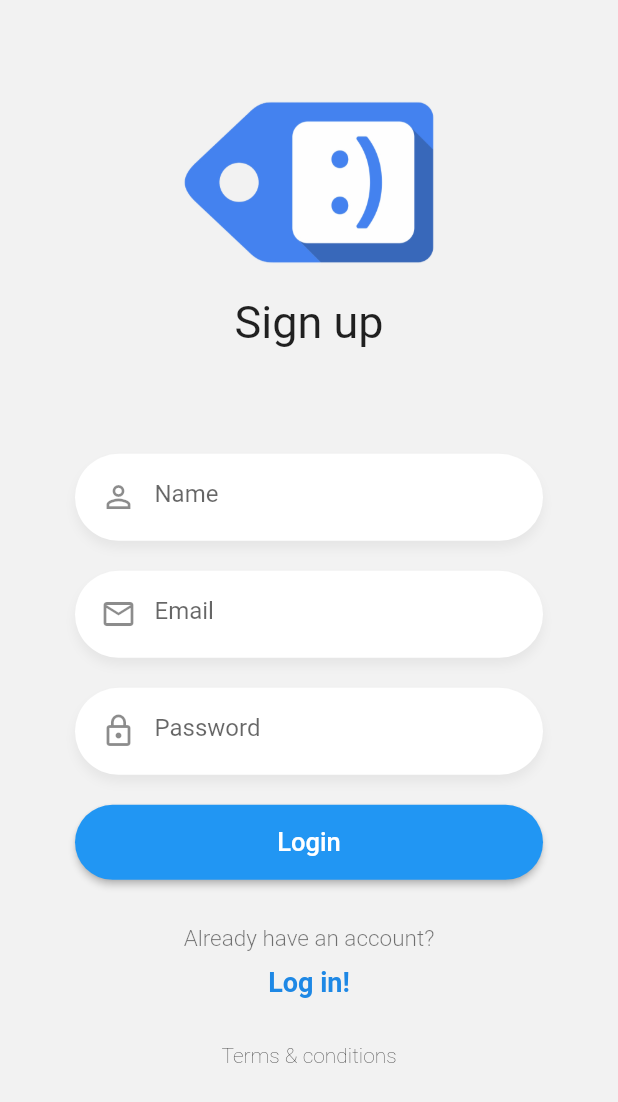
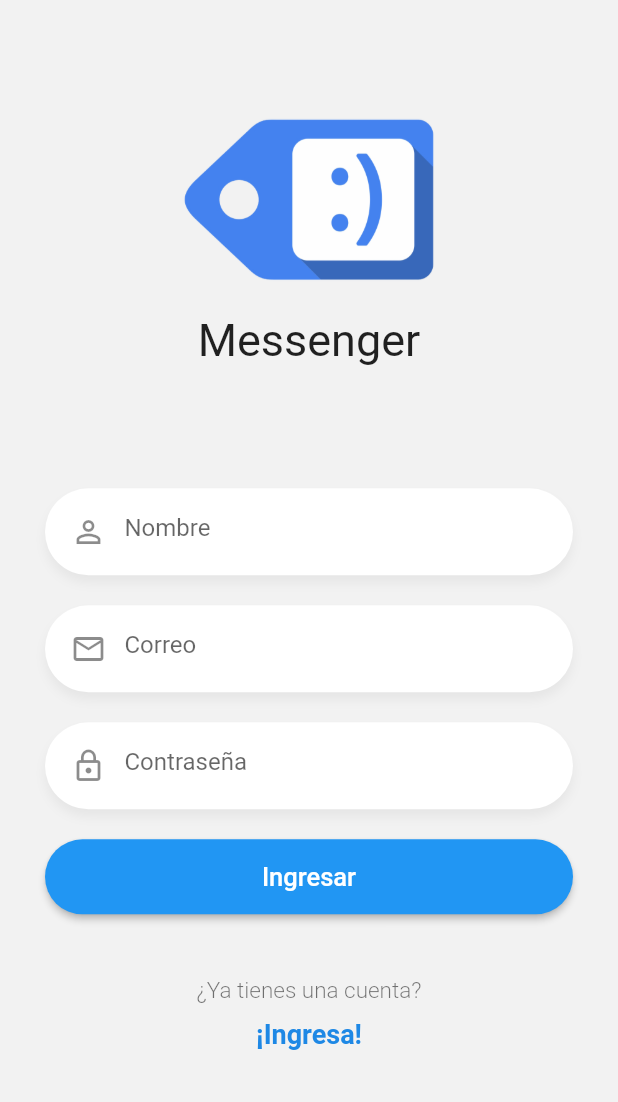
Before and after one commit to JCamiloo/flutter-chat, a Flutter app: the RegisterScreen screen opened by its route, on a phone screen of 412 x 824 dp. Shown: the top 1102 px of the screen. Run offline on Flutter 3.47's test engine with Material 2 defaults, Android fonts, the phone set to English and light mode, and no system bars; our stand-ins replace flutter_secure_storage, pull_to_refresh; accounts and stored records are empty.

Commit message:
feat(register) text adjustment and registering user

```diff
--- a/lib/screens/login_screen.dart
+++ b/lib/screens/login_screen.dart
@@ -1,4 +1,3 @@
-import 'package:chat/helpers/alert.dart';
 import 'package:flutter/material.dart';
 import 'package:provider/provider.dart';
 import 'package:chat/widgets/logo.dart';
@@ -7,6 +6,7 @@ import 'package:chat/widgets/labels.dart';
 import 'package:chat/widgets/button.dart';
 import 'package:chat/widgets/spinner.dart';
 import 'package:chat/services/auth_service.dart';
+import 'package:chat/helpers/alert.dart';
 
 class LoginScreen extends StatelessWidget {
 
@@ -25,15 +25,14 @@ class LoginScreen extends StatelessWidget {
                 Logo(title: 'Messenger'),
                 _Form(),
                 Labels(
-                  title: 'Create one!',
-                  subtitle: 'Don\'t have an account yet?',
+                  title: '¡Crea una!',
+                  subtitle: '¿Aún no tienes una cuenta?',
                   route: 'register'
-                ),
-                Text('Terms & conditions', style: TextStyle(fontWeight: FontWeight.w200))
-              ],
-            ),
-          ),
-        ),
+                )
+              ]
+            )
+          )
+        )
       )
     );
   }
@@ -56,18 +55,18 @@ class __FormState extends State<_Form> {
 
     return Container(
       margin: EdgeInsets.only(top: 40),
-      padding: EdgeInsets.symmetric(horizontal: 50),
+      padding: EdgeInsets.symmetric(horizontal: 30),
       child: Column(
         children: [
           Input(
             icon: Icons.mail_outline,
-            placeholder: 'Email',
+            placeholder: 'Correo',
             keyboardType: TextInputType.emailAddress,
             textController: emailCtrl,
           ),
           Input(
             icon: Icons.lock_outline,
-            placeholder: 'Password',
+            placeholder: 'Contraseña',
             keyboardType: TextInputType.emailAddress,
             textController: passCtrl,
             isPassword: true,
@@ -75,10 +74,11 @@ class __FormState extends State<_Form> {
           authService.isAuthenticating ?
           Spinner() :
           Button(
-            text: 'Login',
+            text: 'Ingresar',
             onPressed: () async {
               FocusScope.of(context).unfocus();
               final response = await authService.login(emailCtrl.text.trim(), passCtrl.text.trim());
+
               if (response.success) {
                 Navigator.pushReplacementNamed(context, 'users');
               } else {
--- a/lib/screens/register_screen.dart
+++ b/lib/screens/register_screen.dart
@@ -1,8 +1,12 @@
 import 'package:flutter/material.dart';
+import 'package:provider/provider.dart';
 import 'package:chat/widgets/logo.dart';
 import 'package:chat/widgets/input.dart';
 import 'package:chat/widgets/labels.dart';
 import 'package:chat/widgets/button.dart';
+import 'package:chat/widgets/spinner.dart';
+import 'package:chat/helpers/alert.dart';
+import 'package:chat/services/auth_service.dart';
 
 class RegisterScreen extends StatelessWidget {
 
@@ -18,18 +22,17 @@ class RegisterScreen extends StatelessWidget {
             child: Column(
               mainAxisAlignment: MainAxisAlignment.spaceEvenly,
               children: [
-                Logo(title: 'Sign up'),
+                Logo(title: 'Messenger'),
                 _Form(),
                 Labels(
-                  title: 'Log in!',
-                  subtitle: 'Already have an account?',
+                  title: '¡Ingresa!',
+                  subtitle: '¿Ya tienes una cuenta?',
                   route: 'login'
-                ),
-                Text('Terms & conditions', style: TextStyle(fontWeight: FontWeight.w200))
-              ],
-            ),
-          ),
-        ),
+                )
+              ]
+            )
+          )
+        )
       )
     );
   }
@@ -49,35 +52,49 @@ class __FormState extends State<_Form> {
 
   @override
   Widget build(BuildContext context) {
+    final authService = Provider.of<AuthService>(context);
+
     return Container(
       margin: EdgeInsets.only(top: 40),
-      padding: EdgeInsets.symmetric(horizontal: 50),
+      padding: EdgeInsets.symmetric(horizontal: 30),
       child: Column(
         children: [
           Input(
             icon: Icons.perm_identity,
-            placeholder: 'Name',
+            placeholder: 'Nombre',
             keyboardType: TextInputType.text,
             textController: nameCtrl,
           ),
           Input(
             icon: Icons.mail_outline,
-            placeholder: 'Email',
+            placeholder: 'Correo',
             keyboardType: TextInputType.emailAddress,
             textController: emailCtrl,
           ),
           Input(
             icon: Icons.lock_outline,
-            placeholder: 'Password',
+            placeholder: 'Contraseña',
             keyboardType: TextInputType.emailAddress,
             textController: passCtrl,
             isPassword: true,
           ),
+          authService.isRegistering ?
+          Spinner() :
           Button(
-            text: 'Login',
-            onPressed: () {
-              print(emailCtrl.text);
-              print(passCtrl.text);
+            text: 'Ingresar',
+            onPressed: () async {
+             FocusScope.of(context).unfocus();
+              final response = await authService.register(
+                nameCtrl.text.trim(),
+                emailCtrl.text.trim(),
+                passCtrl.text.trim()
+              );
+
+              if (response.success) {
+                Navigator.pushReplacementNamed(context, 'users');
+              } else {
+                showAlert(context, 'Ups!', response.message);
+              }
             }
           )
         ]
```
Also changed, not shown: lib/services/auth_service.dart (+41 -0 lines).
